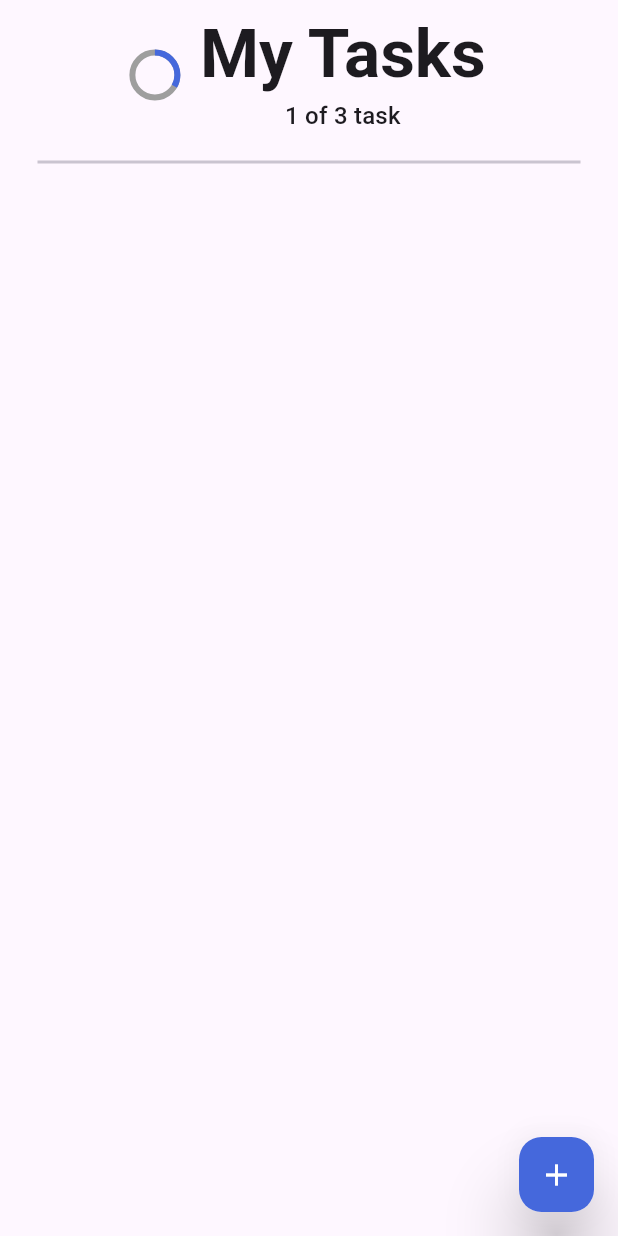
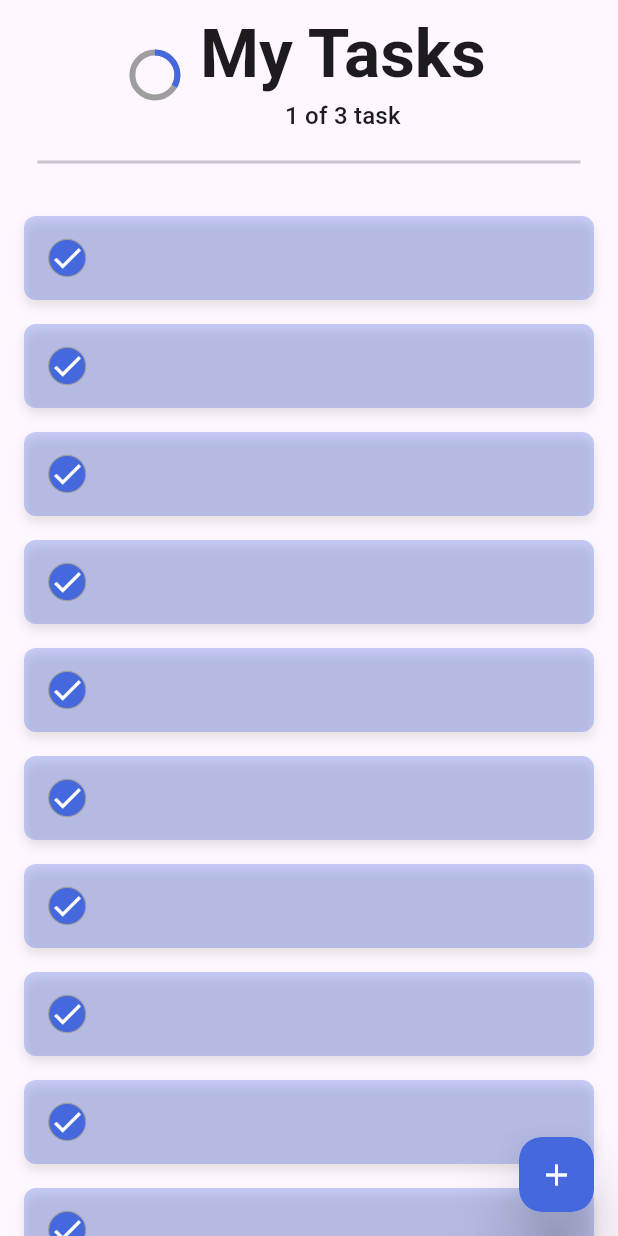
Before and after one commit to CodeByAshraf/todo_app, a Flutter app: the screen it shows after launch, on a phone screen of 412 x 824 dp. Run offline on Flutter 3.47's test engine with Material 3 defaults, Android fonts, the phone set to English and light mode, and no system bars.

Commit message:
custome Tasks Details

```diff
--- a/lib/widget/home.dart
+++ b/lib/widget/home.dart
@@ -67,6 +67,49 @@ class _HomeViewState extends State<HomeView> {
                   endIndent: 25,
                 ),
               ),
+              20.h,
+              //!ListView Of Tasks
+              Expanded(
+                child: ListView.builder(
+                  itemCount: 20,
+                  scrollDirection: Axis.vertical,
+                  itemBuilder: (context, index) {
+                    return AnimatedContainer(
+                      margin: const EdgeInsets.symmetric(
+                        horizontal: 16,
+                        vertical: 8,
+                      ),
+                      duration: const Duration(milliseconds: 600),
+                      decoration: BoxDecoration(
+                          color: MyColors.primaryColor.withOpacity(0.3),
+                          borderRadius: BorderRadius.circular(8),
+                          boxShadow: [
+                            BoxShadow(
+                              blurRadius: 5,
+                              color: Colors.black.withOpacity(.1),
+                              offset: const Offset(0, 4),
+                            )
+                          ]),
+                      child: ListTile(
+                        leading: GestureDetector(
+                          onTap: () {
+
+                          },
+                          child: AnimatedContainer(
+                            duration: const Duration(milliseconds: 600),
+                            decoration: BoxDecoration(
+                              color:MyColors.primaryColor,
+                              shape: BoxShape.circle,
+                              border:Border.all(color: Colors.grey,width: .8),
+                            ),
+                            child: const Icon(Icons.check,color: Colors.white,),
+                          ),
+                        ),
+                      ),
+                    );
+                  },
+                ),
+              )
             ],
           ),
         ),
```
